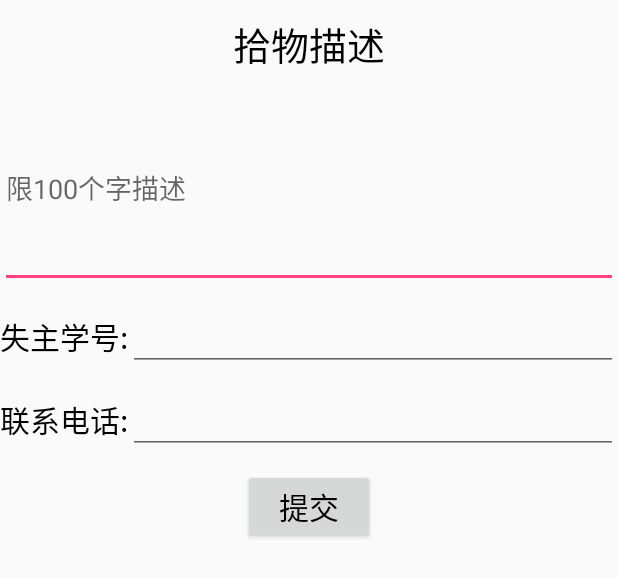
After one commit to scau-beyondboy/LifeAppClient, an Android app: the layout pickup_info.xml on its own in the app's theme, with its tools: preview values and no code run, on a phone screen of 412 x 824 dp. The commit adds this screen. Shown: the top 577 px of the screen. Run offline under Robolectric (Android 15) with nearby library versions, the phone set to English and light mode, and no system bars.

Commit message:
添加拾物信息

```diff
--- a/app/src/main/java/scau/com/lifeappclient/activity/LoginActivity.java
+++ b/app/src/main/java/scau/com/lifeappclient/activity/LoginActivity.java
@@ -15,6 +15,7 @@ import scau.com.lifeappclient.page.ClubWebSitePage;
 import scau.com.lifeappclient.page.LoginPage;
 import scau.com.lifeappclient.page.NoticePage;
 import scau.com.lifeappclient.page.PersonInfoPage;
+import scau.com.lifeappclient.page.PickUpInfoPage;
 import scau.com.lifeappclient.page.ScauMapPage;
 import scau.com.lifeappclient.page.ScauTelPage;
 
@@ -34,8 +35,9 @@ public class LoginActivity extends PageActivity {
 //            new ClubWebSitePage(this).onShown("http://su.scau.edu.cn/").show(false);
 //            new ScauMapPage(this).show(false);
 //            new ScauTelPage(this).show(false);
-            new NoticePage(this).show(false);
+//            new NoticePage(this).show(false);
 //            new PersonInfoPage(this).show(true);
+            new PickUpInfoPage(this).show(false);
         }
     }
     private void requestPermission(){
--- a/app/src/main/java/scau/com/lifeappclient/constants/NetWorkConstants.java
+++ b/app/src/main/java/scau/com/lifeappclient/constants/NetWorkConstants.java
@@ -13,4 +13,5 @@ public class NetWorkConstants {
     public static final String USER_INFO=HOST+"/user/info";
     public static final String GET_CLUB_TOTAL =HOST+"/club/getTotal";
     public static final String GET_NOTICE_TOTAL =HOST+"/notice/getTotal";
+    public static final String ADD_PICKUP_INFO=HOST+"/pickup/add";
 }
--- a/app/src/main/java/scau/com/lifeappclient/page/PersonInfoPage.java
+++ b/app/src/main/java/scau/com/lifeappclient/page/PersonInfoPage.java
@@ -51,6 +51,7 @@ public class PersonInfoPage extends Page implements View.OnClickListener{
     @Override
     public void onShown() {
         super.onShown();
+        init();
         getData();
     }
 
--- /dev/null
+++ b/app/src/main/res/layout/pickup_info.xml
@@ -0,0 +1,78 @@
+<?xml version="1.0" encoding="utf-8"?>
+<LinearLayout xmlns:android="http://schemas.android.com/apk/res/android"
+    android:orientation="vertical" android:layout_width="match_parent"
+    android:layout_height="match_parent">
+    <ScrollView
+        android:layout_width="match_parent"
+        android:layout_height="wrap_content">
+        <LinearLayout
+            android:orientation="vertical"
+            android:layout_width="match_parent"
+            android:layout_height="wrap_content">
+            <TextView
+                android:layout_marginTop="10dp"
+                android:gravity="center_horizontal"
+                android:layout_width="match_parent"
+                android:layout_height="wrap_content"
+                android:textColor="@android:color/background_dark"
+                android:textSize="25sp"
+                android:text="拾物描述"/>
+            <EditText
+                android:hint="限100个字描述"
+                android:id="@+id/pickup_desc"
+                android:layout_marginTop="10dp"
+                android:layout_width="match_parent"
+                android:layout_height="wrap_content"
+                android:minLines="5"
+                android:ellipsize="end"
+                android:maxLines="8"/>
+            <RelativeLayout
+                android:layout_marginTop="10dp"
+                android:layout_width="match_parent"
+                android:layout_height="wrap_content">
+                <TextView
+                    android:id="@+id/card_num_tx"
+                    android:layout_width="wrap_content"
+                    android:textSize="20sp"
+                    android:layout_centerVertical="true"
+                    android:textColor="@android:color/background_dark"
+                    android:text="失主学号:"
+                    android:layout_height="wrap_content" />
+                <EditText
+                    android:id="@+id/card_num_et"
+                    android:inputType="number"
+                    android:layout_toRightOf="@id/card_num_tx"
+                    android:layout_width="match_parent"
+                    android:layout_height="wrap_content" />
+            </RelativeLayout>
+            <RelativeLayout
+                android:layout_marginTop="10dp"
+                android:layout_width="match_parent"
+                android:layout_height="wrap_content">
+                <TextView
+                    android:id="@+id/phone_tx"
+                    android:layout_width="wrap_content"
+                    android:textSize="20sp"
+                    android:layout_centerVertical="true"
+                    android:textColor="@android:color/background_dark"
+                    android:text="联系电话:"
+                    android:layout_height="wrap_content" />
+                <EditText
+                    android:id="@+id/phone_et"
+                    android:inputType="phone"
+                    android:layout_toRightOf="@id/phone_tx"
+                    android:layout_width="match_parent"
+                    android:layout_height="wrap_content" />
+            </RelativeLayout>
+            <Button
+                android:id="@+id/submmit"
+                android:textColor="@android:color/background_dark"
+                android:layout_marginTop="10dp"
+                android:textSize="20sp"
+                android:layout_gravity="center_horizontal"
+                android:text="提交"
+                android:layout_width="wrap_content"
+                android:layout_height="wrap_content" />
+        </LinearLayout>
+    </ScrollView>
+</LinearLayout>
```
Also changed, not shown: app/src/main/java/scau/com/lifeappclient/model/PickUpInfo.java (added, +62 -0 lines), app/src/main/java/scau/com/lifeappclient/model/PickUpInfoWithBLOBs.java (added, +40 -0 lines), app/src/main/java/scau/com/lifeappclient/page/PickUpInfoPage.java (added, +78 -0 lines), app/src/main/java/scau/com/lifeappclient/utils/NetWorkHandlerUtils.java (+35 -0 lines), app/src/main/java/scau/com/lifeappclient/utils/OkHttpNetWorkUtil.java (+35 -0 lines).
